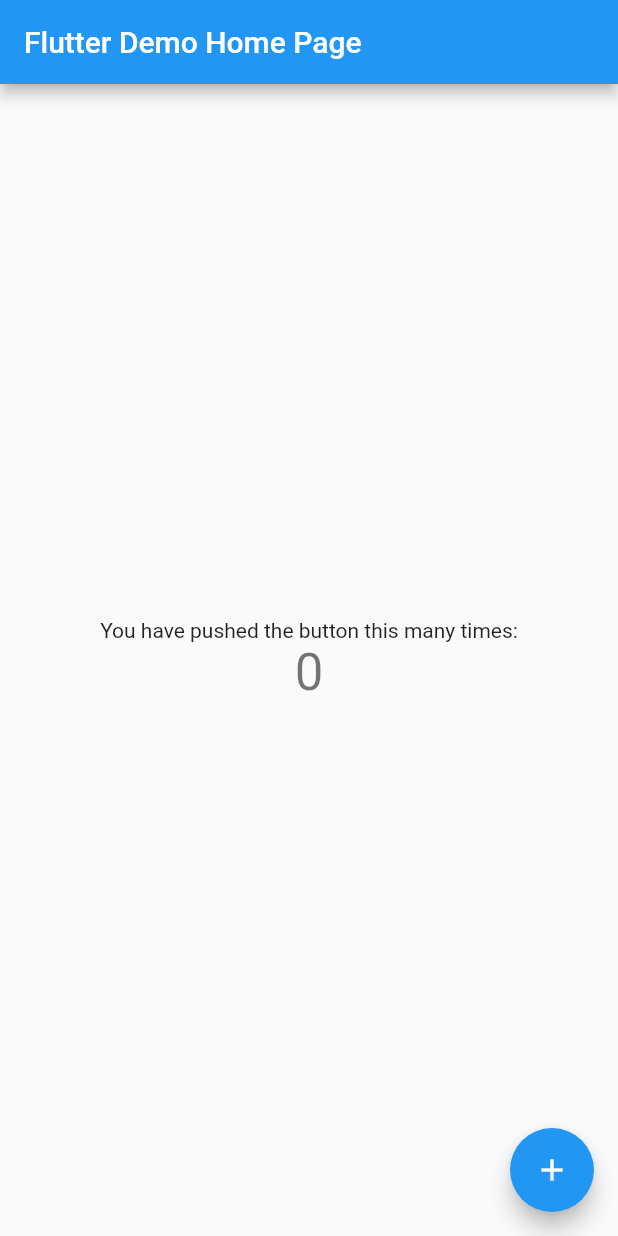
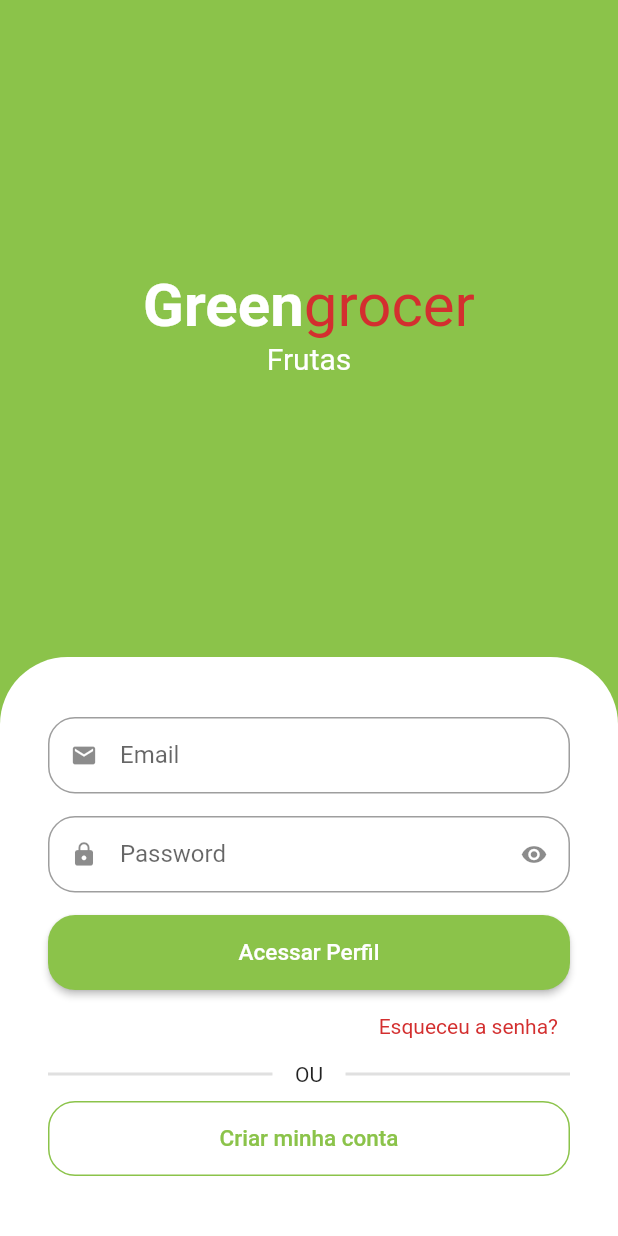
Before and after one commit to glesiosantos/greengrocer, a Flutter app: the screen it shows after launch, on a phone screen of 412 x 824 dp. Run offline on Flutter 3.47's test engine with Material 2 defaults, Android fonts, the phone set to English and light mode, and no system bars; drawn by our look-alikes of animated_text_kit.

Commit message:
Criando tela de Sign In (#1)
* finalizando o formulario do Sign In

* customizando os botões da aplicação

* customizando as cores do app e corrigindo bugs de tela

```diff
--- a/lib/main.dart
+++ b/lib/main.dart
@@ -1,8 +1,9 @@
 import 'package:flutter/material.dart';
+import 'package:greengrocer/src/config/custom_colors.dart';
 
-void main() {
-  runApp(const MyApp());
-}
+import 'src/auth/sign_in_screen.dart';
+
+void main() => runApp(const MyApp());
 
 class MyApp extends StatelessWidget {
   const MyApp({super.key});
@@ -12,104 +13,11 @@ class MyApp extends StatelessWidget {
   Widget build(BuildContext context) {
     return MaterialApp(
       title: 'Flutter Demo',
+      debugShowCheckedModeBanner: false,
       theme: ThemeData(
-        // This is the theme of your application.
-        //
-        // Try running your application with "flutter run". You'll see the
-        // application has a blue toolbar. Then, without quitting the app, try
-        // changing the primarySwatch below to Colors.green and then invoke
-        // "hot reload" (press "r" in the console where you ran "flutter run",
-        // or simply save your changes to "hot reload" in a Flutter IDE).
-        // Notice that the counter didn't reset back to zero; the application
-        // is not restarted.
-        primarySwatch: Colors.blue,
+        primarySwatch: CustomColors.customSwatchColor,
       ),
-      home: const MyHomePage(title: 'Flutter Demo Home Page'),
+      home: const SignInScreen(),
     );
   }
 }
-
-class MyHomePage extends StatefulWidget {
-  const MyHomePage({super.key, required this.title});
-
-  // This widget is the home page of your application. It is stateful, meaning
-  // that it has a State object (defined below) that contains fields that affect
-  // how it looks.
-
-  // This class is the configuration for the state. It holds the values (in this
-  // case the title) provided by the parent (in this case the App widget) and
-  // used by the build method of the State. Fields in a Widget subclass are
-  // always marked "final".
-
-  final String title;
-
-  @override
-  State<MyHomePage> createState() => _MyHomePageState();
-}
-
-class _MyHomePageState extends State<MyHomePage> {
-  int _counter = 0;
-
-  void _incrementCounter() {
-    setState(() {
-      // This call to setState tells the Flutter framework that something has
-      // changed in this State, which causes it to rerun the build method below
-      // so that the display can reflect the updated values. If we changed
-      // _counter without calling setState(), then the build method would not be
-      // called again, and so nothing would appear to happen.
-      _counter++;
-    });
-  }
-
-  @override
-  Widget build(BuildContext context) {
-    // This method is rerun every time setState is called, for instance as done
-    // by the _incrementCounter method above.
-    //
-    // The Flutter framework has been optimized to make rerunning build methods
-    // fast, so that you can just rebuild anything that needs updating rather
-    // than having to individually change instances of widgets.
-    return Scaffold(
-      appBar: AppBar(
-        // Here we take the value from the MyHomePage object that was created by
-        // the App.build method, and use it to set our appbar title.
-        title: Text(widget.title),
-      ),
-      body: Center(
-        // Center is a layout widget. It takes a single child and positions it
-        // in the middle of the parent.
-        child: Column(
-          // Column is also a layout widget. It takes a list of children and
-          // arranges them vertically. By default, it sizes itself to fit its
-          // children horizontally, and tries to be as tall as its parent.
-          //
-          // Invoke "debug painting" (press "p" in the console, choose the
-          // "Toggle Debug Paint" action from the Flutter Inspector in Android
-          // Studio, or the "Toggle Debug Paint" command in Visual Studio Code)
-          // to see the wireframe for each widget.
-          //
-          // Column has various properties to control how it sizes itself and
-          // how it positions its children. Here we use mainAxisAlignment to
-          // center the children vertically; the main axis here is the vertical
-          // axis because Columns are vertical (the cross axis would be
-          // horizontal).
-          mainAxisAlignment: MainAxisAlignment.center,
-          children: <Widget>[
-            const Text(
-              'You have pushed the button this many times:',
-            ),
-            Text(
-              '$_counter',
-              style: Theme.of(context).textTheme.headlineMedium,
-            ),
-          ],
-        ),
-      ),
-      floatingActionButton: FloatingActionButton(
-        onPressed: _incrementCounter,
-        tooltip: 'Increment',
-        child: const Icon(Icons.add),
-      ), // This trailing comma makes auto-formatting nicer for build methods.
-    );
-  }
-}
--- /dev/null
+++ b/lib/src/auth/sign_in_screen.dart
@@ -0,0 +1,106 @@
+import 'package:flutter/material.dart';
+import 'package:greengrocer/src/custom/custom_button_outlined.dart';
+import 'package:greengrocer/src/custom/custom_elevated_button.dart';
+import 'package:greengrocer/src/custom/custom_row_divider.dart';
+import 'package:greengrocer/src/custom/custom_text_field_form.dart';
+import 'package:animated_text_kit/animated_text_kit.dart';
+
+import '../config/custom_colors.dart';
+
+class SignInScreen extends StatelessWidget {
+  const SignInScreen({super.key});
+
+  @override
+  Widget build(BuildContext context) {
+    return Scaffold(
+      backgroundColor: CustomColors.customSwatchColor,
+      body: SingleChildScrollView(
+        child: SizedBox(
+          height: MediaQuery.of(context).size.height,
+          width: MediaQuery.of(context).size.width,
+          child: Column(
+            children: [
+              Expanded(
+                child: Column(
+                  mainAxisAlignment: MainAxisAlignment.center,
+                  children: [
+                    Text.rich(
+                      TextSpan(style: const TextStyle(fontSize: 40), children: [
+                        const TextSpan(
+                            text: 'Green',
+                            style: TextStyle(
+                              color: Colors.white,
+                              fontWeight: FontWeight.bold,
+                            )),
+                        TextSpan(
+                          text: 'grocer',
+                          style: TextStyle(
+                            color: CustomColors.customContrastColor,
+                            fontWeight: FontWeight.normal,
+                          ),
+                        ),
+                      ]),
+                    ),
+                    DefaultTextStyle(
+                      style: const TextStyle(fontSize: 20),
+                      child: SizedBox(
+                        height: 30,
+                        child: AnimatedTextKit(
+                          repeatForever: true,
+                          pause: Duration.zero,
+                          animatedTexts: [
+                            FadeAnimatedText('Frutas'),
+                            FadeAnimatedText('Verduras'),
+                            FadeAnimatedText('Legumes'),
+                            FadeAnimatedText('Carnes'),
+                            FadeAnimatedText('Cereais'),
+                            FadeAnimatedText('Laticíneos'),
+                          ],
+                        ),
+                      ),
+                    )
+                  ],
+                ),
+              ),
+              Container(
+                padding:
+                    const EdgeInsets.symmetric(horizontal: 32, vertical: 40),
+                decoration: const BoxDecoration(
+                    color: Colors.white,
+                    borderRadius:
+                        BorderRadius.vertical(top: Radius.circular(45))),
+                child: Column(
+                  crossAxisAlignment: CrossAxisAlignment.stretch,
+                  children: [
+                    const CustomTextFieldForm(
+                        iconInput: Icons.email, labelInput: 'Email'),
+                    const CustomTextFieldForm(
+                      iconInput: Icons.lock,
+                      labelInput: 'Password',
+                      isSecret: true,
+                    ),
+                    const CustomElevetadButton(textButton: 'Acessar Perfil'),
+                    Align(
+                      alignment: Alignment.centerRight,
+                      child: TextButton(
+                        onPressed: () {},
+                        child: Text(
+                          'Esqueceu a senha?',
+                          style: TextStyle(
+                              color: CustomColors.customContrastColor,
+                              fontWeight: FontWeight.normal),
+                        ),
+                      ),
+                    ),
+                    const CustomRowDivider(),
+                    const CustomButtonOutlined(textButton: 'Criar minha conta'),
+                  ],
+                ),
+              )
+            ],
+          ),
+        ),
+      ),
+    );
+  }
+}
--- /dev/null
+++ b/lib/src/config/custom_colors.dart
@@ -0,0 +1,20 @@
+import 'package:flutter/material.dart';
+
+Map<int, Color> _swatchOpacity = {
+  50: const Color.fromRGBO(139, 195, 74, .1),
+  100: const Color.fromRGBO(139, 195, 74, .2),
+  200: const Color.fromRGBO(139, 195, 74, .3),
+  300: const Color.fromRGBO(139, 195, 74, .4),
+  400: const Color.fromRGBO(139, 195, 74, .5),
+  500: const Color.fromRGBO(139, 195, 74, .6),
+  600: const Color.fromRGBO(139, 195, 74, .7),
+  700: const Color.fromRGBO(139, 195, 74, .8),
+  800: const Color.fromRGBO(139, 195, 74, .9),
+  900: const Color.fromRGBO(139, 195, 74, 1)
+};
+
+abstract class CustomColors {
+  static Color customContrastColor = Colors.red.shade700;
+  static MaterialColor customSwatchColor =
+      MaterialColor(0xFF8BC34A, _swatchOpacity);
+}
--- /dev/null
+++ b/lib/src/custom/custom_button_outlined.dart
@@ -0,0 +1,27 @@
+import 'package:flutter/material.dart';
+import 'package:greengrocer/src/config/custom_colors.dart';
+
+class CustomButtonOutlined extends StatelessWidget {
+  final String textButton;
+  const CustomButtonOutlined({super.key, required this.textButton});
+
+  @override
+  Widget build(BuildContext context) {
+    return SizedBox(
+      height: 50,
+      child: OutlinedButton(
+          style: OutlinedButton.styleFrom(
+              side: BorderSide(
+                width: 1,
+                color: CustomColors.customSwatchColor,
+              ),
+              shape: RoundedRectangleBorder(
+                  borderRadius: BorderRadius.circular(18))),
+          onPressed: () {},
+          child: Text(
+            textButton,
+            style: const TextStyle(fontSize: 15),
+          )),
+    );
+  }
+}
--- /dev/null
+++ b/lib/src/custom/custom_elevated_button.dart
@@ -0,0 +1,23 @@
+import 'package:flutter/material.dart';
+
+class CustomElevetadButton extends StatelessWidget {
+  final String textButton;
+  const CustomElevetadButton({super.key, required this.textButton});
+
+  @override
+  Widget build(BuildContext context) {
+    return SizedBox(
+      height: 50,
+      child: ElevatedButton(
+        style: ElevatedButton.styleFrom(
+            shape: RoundedRectangleBorder(
+                borderRadius: BorderRadius.circular(18))),
+        onPressed: () {},
+        child: Text(
+          textButton,
+          style: const TextStyle(fontSize: 15, color: Colors.white),
+        ),
+      ),
+    );
+  }
+}
--- /dev/null
+++ b/lib/src/custom/custom_row_divider.dart
@@ -0,0 +1,32 @@
+import 'package:flutter/material.dart';
+
+class CustomRowDivider extends StatelessWidget {
+  const CustomRowDivider({super.key});
+
+  @override
+  Widget build(BuildContext context) {
+    return Padding(
+      padding: const EdgeInsets.only(bottom: 10),
+      child: Row(
+        children: [
+          Expanded(
+            child: Divider(
+              height: 10,
+              color: Colors.grey.shade300,
+              thickness: 2,
+            ),
+          ),
+          const Padding(
+              padding: EdgeInsets.symmetric(horizontal: 15), child: Text('OU')),
+          Expanded(
+            child: Divider(
+              height: 10,
+              color: Colors.grey.shade300,
+              thickness: 2,
+            ),
+          )
+        ],
+      ),
+    );
+  }
+}
--- /dev/null
+++ b/lib/src/custom/custom_text_field_form.dart
@@ -0,0 +1,52 @@
+import 'package:flutter/material.dart';
+
+class CustomTextFieldForm extends StatefulWidget {
+  final IconData iconInput;
+  final String labelInput;
+  final bool isSecret;
+
+  const CustomTextFieldForm(
+      {super.key,
+      required this.iconInput,
+      required this.labelInput,
+      this.isSecret = false});
+
+  @override
+  State<CustomTextFieldForm> createState() => _CustomTextFieldFormState();
+}
+
+class _CustomTextFieldFormState extends State<CustomTextFieldForm> {
+  bool isObscureText = false;
+
+  @override
+  void initState() {
+    isObscureText = widget.isSecret;
+    super.initState();
+  }
+
+  @override
+  Widget build(BuildContext context) {
+    return Padding(
+      padding: const EdgeInsets.only(bottom: 15),
+      child: TextFormField(
+        obscureText: isObscureText,
+        decoration: InputDecoration(
+          labelText: widget.labelInput,
+          prefixIcon: Icon(widget.iconInput),
+          suffixIcon: widget.isSecret
+              ? IconButton(
+                  onPressed: () {
+                    setState(() {
+                      isObscureText = !isObscureText;
+                    });
+                  },
+                  icon: Icon(
+                      isObscureText ? Icons.visibility : Icons.visibility_off))
+              : null,
+          isDense: true,
+          border: OutlineInputBorder(borderRadius: BorderRadius.circular(18)),
+        ),
+      ),
+    );
+  }
+}
--- a/pubspec.yaml
+++ b/pubspec.yaml
@@ -35,6 +35,7 @@ dependencies:
   # The following adds the Cupertino Icons font to your application.
   # Use with the CupertinoIcons class for iOS style icons.
   cupertino_icons: ^1.0.2
+  animated_text_kit: ^4.2.2
 
 dev_dependencies:
   flutter_test:
```
Also changed, not shown: pubspec.lock.
